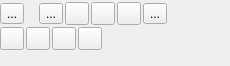
Old version of the form plugins/textshape/dialogs/SimpleParagraphWidget.ui in the repository KDE/krita.
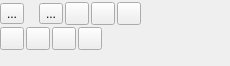
New version of the form. Custom widgets are drawn as their Qt base class.

Diff of the .ui file:
```diff
--- a/plugins/textshape/dialogs/SimpleParagraphWidget.ui
+++ b/plugins/textshape/dialogs/SimpleParagraphWidget.ui
@@ -62,13 +62,6 @@
      <item row="2" column="8">
       <widget class="QToolButton" name="changeTextDirection"/>
      </item>
-     <item row="2" column="9">
-      <widget class="QuickTableButton" name="quickTable">
-       <property name="text">
-        <string>...</string>
-       </property>
-      </widget>
-     </item>
      <item row="3" column="0">
       <widget class="QToolButton" name="alignLeft">
        <property name="autoRaise">
@@ -163,11 +156,6 @@
   </layout>
  </widget>
  <customwidgets>
-  <customwidget>
-   <class>QuickTableButton</class>
-   <extends>QToolButton</extends>
-   <header>dialogs/QuickTableButton.h</header>
-  </customwidget>
   <customwidget>
    <class>FormattingButton</class>
    <extends>QToolButton</extends>
```
Left out of the diff: 21 changed lines with no effect on the pictures.
